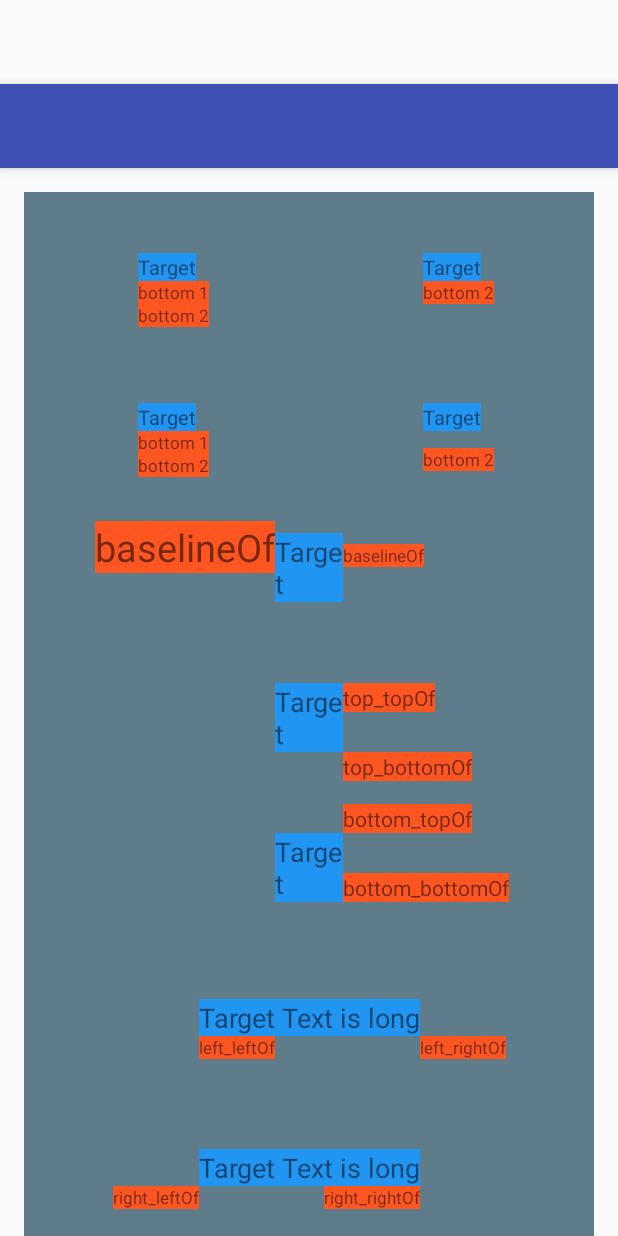
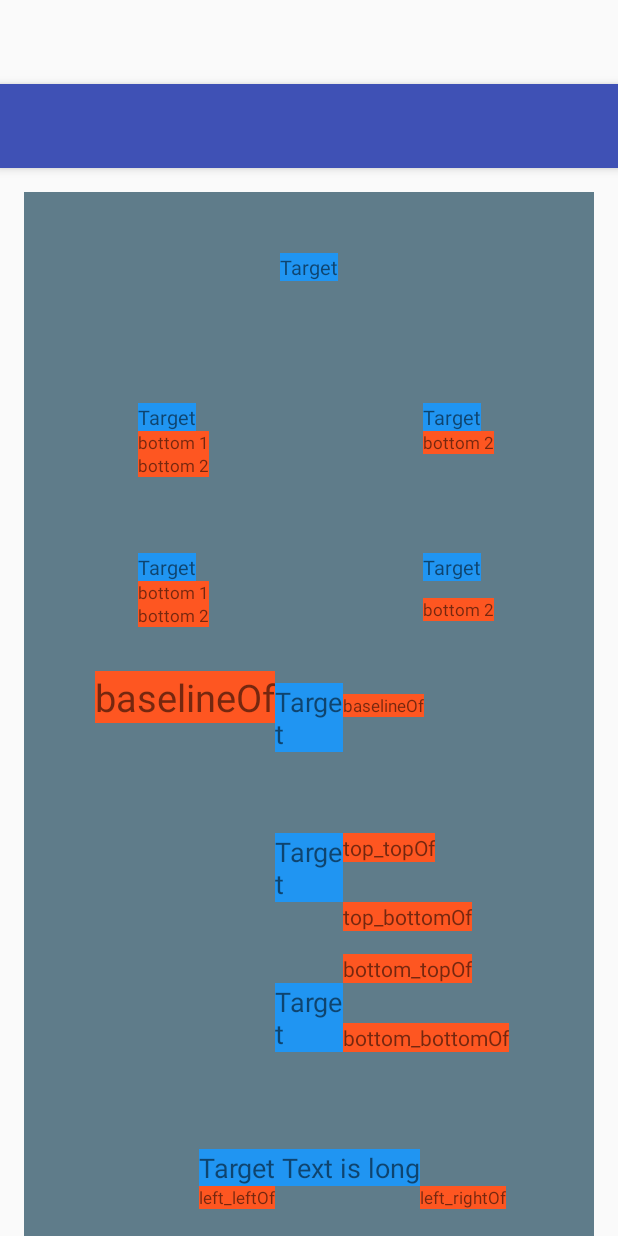
Before and after one commit to buptfarmer/edu, an Android app: the layout activity_constraint_layout.xml on its own in the app's theme, with its tools: preview values and no code run, on a phone screen of 412 x 824 dp. Run offline under Robolectric (Android 15) with nearby library versions, the phone set to English and light mode, and no system bars.

Commit message:
change: add styled constraint example
Change-Id: Ib2a30bd3aaf68fb6e9d96e4c665fb9a86d312e92

```diff
--- a/app/src/main/res/layout/activity_constraint_layout.xml
+++ b/app/src/main/res/layout/activity_constraint_layout.xml
@@ -45,6 +45,23 @@
                 android:paddingLeft="@dimen/activity_horizontal_margin"
                 android:paddingRight="@dimen/activity_horizontal_margin"
                 android:paddingTop="@dimen/activity_vertical_margin">
+
+                <android.support.constraint.ConstraintLayout
+                    android:layout_width="match_parent"
+                    android:layout_height="100dp"
+                    android:background="@color/common_blue_grey">
+
+                    <TextView
+                        android:id="@+id/styled_text"
+                        android:layout_width="wrap_content"
+                        android:layout_height="wrap_content"
+                        android:background="@color/common_blue"
+                        android:text="Target"
+                        android:textSize="13sp"
+                        style="@style/ConstraintStyled"
+                        />
+
+                </android.support.constraint.ConstraintLayout>
 
                 <android.support.constraint.ConstraintLayout
                     android:layout_width="match_parent"
--- a/app/src/main/res/values/styles.xml
+++ b/app/src/main/res/values/styles.xml
@@ -17,4 +17,10 @@
 
     <style name="AppTheme.PopupOverlay" parent="ThemeOverlay.AppCompat.Light"/>
 
+    <style name="ConstraintStyled">
+        <item name="layout_constraintLeft_toLeftOf">parent</item>
+        <item name="layout_constraintRight_toRightOf">parent</item>
+        <item name="layout_constraintTop_toTopOf">parent</item>
+        <item name="layout_constraintBottom_toBottomOf">parent</item>
+    </style>
 </resources>
```
